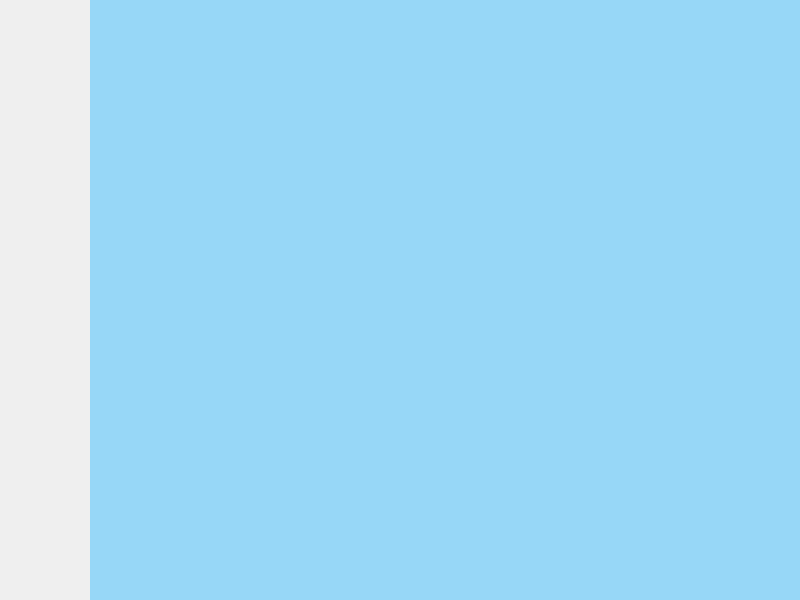
Qt form src/windows/mainwindow.ui (minorleaguegrayonassociates/GrayonSlam) before a commit.
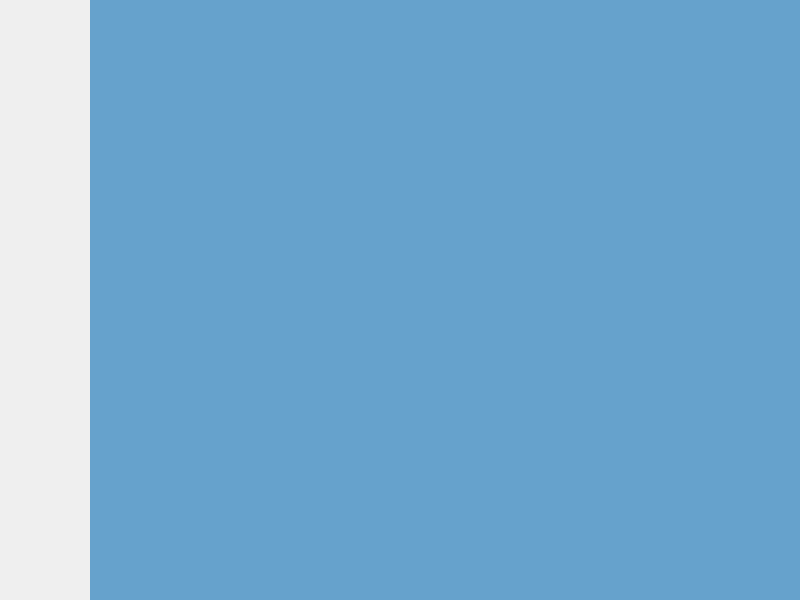
The same form after that commit. Icons and pictures are not drawn.

Commit message: Didn't save everything before commiting yesterday, meant to commit this too

The edit to the form file:
```diff
--- a/src/windows/mainwindow.ui
+++ b/src/windows/mainwindow.ui
@@ -18,7 +18,7 @@
     <string notr="true">
 QWidget#dashboardView {
 background-image: url(:/res/background_icons_red.png);
-background-color: rgb(151, 215, 247);
+background-color: #66A2CC;
 }
 
 QWidget#planVacationView {
```
The commit also changes 1 other file.
